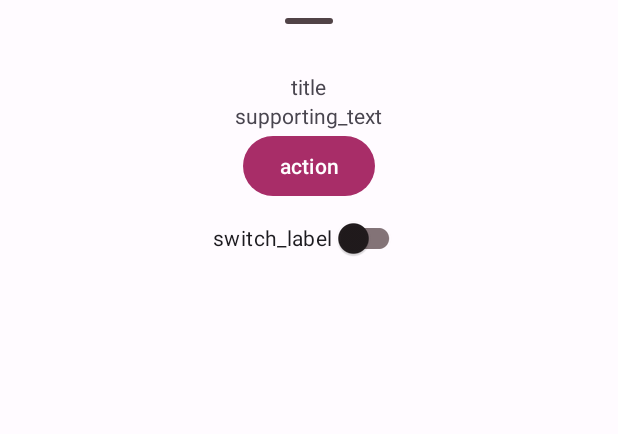
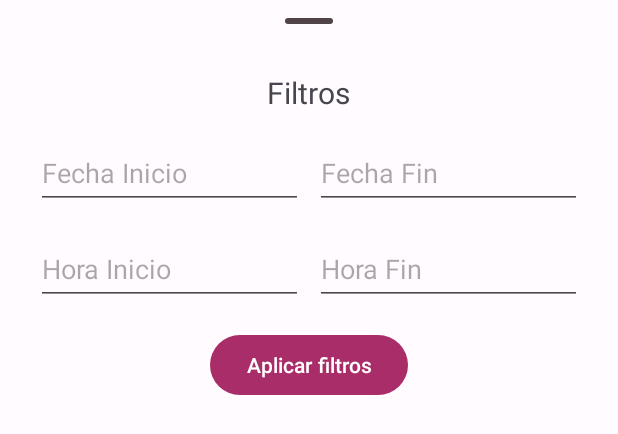
Before and after one commit to joelsilvera/IOT_LAB6, an Android app: the layout bottom_sheet_filter.xml on its own in the app's theme, with its tools: preview values and no code run, on a phone screen of 412 x 824 dp. Shown: the top 434 px of the screen. Run offline under Robolectric (Android 15) with nearby library versions, the phone set to English and light mode, and no system bars; Roboto replaces fonts that are not available here.

Commit message:
Avance filtros

```diff
--- a/app/src/main/java/com/example/labiot5/AgendaActivity.java
+++ b/app/src/main/java/com/example/labiot5/AgendaActivity.java
@@ -55,7 +55,7 @@ public class AgendaActivity extends AppCompatActivity {
         switch (item.getItemId()){
             case R.id.filterMenu:
                 Log.d("msg", "llevarlo a filtros");
-                modalBottomSheet.show(getSupportFragmentManager(), modalBottomSheet.TAG);
+                modalBottomSheet.show(getSupportFragmentManager(), modalBottomSheet.getTag());
                 return true;
             case R.id.logoutMenu:
                 FirebaseAuth.getInstance().signOut();
@@ -98,20 +98,4 @@ public class AgendaActivity extends AppCompatActivity {
         startActivity(new Intent(AgendaActivity.this, InsertarActivity.class));
     }
 
-    public static class ModalBottomSheet extends BottomSheetDialogFragment {
-        @Nullable
-        @Override
-        public View onCreateView(@NonNull LayoutInflater inflater, @Nullable ViewGroup container, @Nullable Bundle savedInstanceState) {
-            View view = inflater.inflate(R.layout.bottom_sheet_filter, container, false);
-            view.findViewById(R.id.bottomsheet_button).setOnClickListener(v -> {
-                Toast.makeText(getActivity(), "Aca deberían setearse los filtros", Toast.LENGTH_SHORT).show();
-                dismiss();
-            });
-            return view;
-        }
-
-        public String TAG = "ModalBottomSheet";
-    }
-
-
 }
--- /dev/null
+++ b/app/src/main/java/com/example/labiot5/ModalBottomSheet.java
@@ -0,0 +1,38 @@
+package com.example.labiot5;
+
+import android.os.Bundle;
+import android.view.LayoutInflater;
+import android.view.View;
+import android.view.ViewGroup;
+import android.widget.EditText;
+import android.widget.Toast;
+
+import androidx.annotation.NonNull;
+import androidx.annotation.Nullable;
+
+import com.google.android.material.bottomsheet.BottomSheetDialogFragment;
+
+public class ModalBottomSheet extends BottomSheetDialogFragment {
+
+    EditText etFechaInicio;
+    EditText etFechaFin;
+    EditText etHoraInicio;
+    EditText etHoraFin;
+
+
+    @Nullable
+    @Override
+    public View onCreateView(@NonNull LayoutInflater inflater, @Nullable ViewGroup container, @Nullable Bundle savedInstanceState) {
+        View view = inflater.inflate(R.layout.bottom_sheet_filter, container, false);
+
+
+
+        view.findViewById(R.id.bottomsheet_button).setOnClickListener(v -> {
+            Toast.makeText(getActivity(), "Aca deberían setearse los filtros", Toast.LENGTH_SHORT).show();
+            dismiss();
+        });
+        return view;
+    }
+
+    public String TAG = "ModalBottomSheet";
+}
--- a/app/src/main/res/layout/bottom_sheet_filter.xml
+++ b/app/src/main/res/layout/bottom_sheet_filter.xml
@@ -15,23 +15,89 @@
 
     <!-- Bottom sheet contents. -->
     <TextView
+        android:textSize="20sp"
         android:layout_width="wrap_content"
         android:layout_height="wrap_content"
-        android:text="title"/>
+        android:text="Filtros"
+        android:layout_marginBottom="16dp"/>
 
-    <TextView
-        android:layout_width="wrap_content"
+    <LinearLayout
+        android:layout_width="match_parent"
         android:layout_height="wrap_content"
-        android:text="supporting_text"/>
+        android:layout_marginHorizontal="24dp"
+        android:layout_marginBottom="16dp"
+        android:orientation="horizontal"
+        app:layout_constraintEnd_toEndOf="parent"
+        app:layout_constraintStart_toStartOf="parent"
+        app:layout_constraintTop_toBottomOf="@+id/editTextDate">
 
+        <EditText
+            android:id="@+id/etBottomSheetFechaInicio"
+            android:layout_width="match_parent"
+            android:layout_height="48dp"
+            android:layout_marginEnd="4dp"
+            android:layout_weight="1"
+            android:maxLines="1"
+            android:focusable="false"
+            android:clickable="true"
+            android:ems="10"
+            android:hint="Fecha Inicio"
+            android:inputType="time" />
+
+        <EditText
+            android:id="@+id/etBottomSheetFechaFin"
+            android:layout_width="match_parent"
+            android:layout_height="48dp"
+            android:layout_marginStart="4dp"
+            android:layout_weight="1"
+            android:maxLines="1"
+            android:focusable="false"
+            android:clickable="true"
+            android:ems="10"
+            android:hint="Fecha Fin"
+            android:inputType="time" />
+    </LinearLayout>
+    <LinearLayout
+        android:layout_width="match_parent"
+        android:layout_height="wrap_content"
+        android:layout_marginHorizontal="24dp"
+        android:layout_marginBottom="16dp"
+        android:orientation="horizontal"
+        app:layout_constraintEnd_toEndOf="parent"
+        app:layout_constraintStart_toStartOf="parent"
+        app:layout_constraintTop_toBottomOf="@+id/editTextDate">
+
+        <EditText
+            android:id="@+id/etBottomSheetHoraInicio"
+            android:layout_width="match_parent"
+            android:layout_height="48dp"
+            android:layout_marginEnd="4dp"
+            android:layout_weight="1"
+            android:clickable="true"
+            android:ems="10"
+            android:focusable="false"
+            android:hint="Hora Inicio"
+            android:inputType="time"
+            android:maxLines="1" />
+
+        <EditText
+            android:id="@+id/etBottomSheetHoraFin"
+            android:layout_width="match_parent"
+            android:layout_height="48dp"
+            android:layout_marginStart="4dp"
+            android:layout_weight="1"
+            android:maxLines="1"
+            android:focusable="false"
+            android:clickable="true"
+            android:ems="10"
+            android:hint="Hora Fin"
+            android:inputType="time" />
+    </LinearLayout>
     <Button
         android:id="@+id/bottomsheet_button"
         android:layout_width="wrap_content"
         android:layout_height="wrap_content"
-        android:text="action"/>
+        android:layout_marginBottom="16dp"
+        android:text="Aplicar filtros"/>
 
-    <com.google.android.material.switchmaterial.SwitchMaterial
-        android:layout_width="wrap_content"
-        android:layout_height="wrap_content"
-        android:text="switch_label"/>
 </LinearLayout>
```
